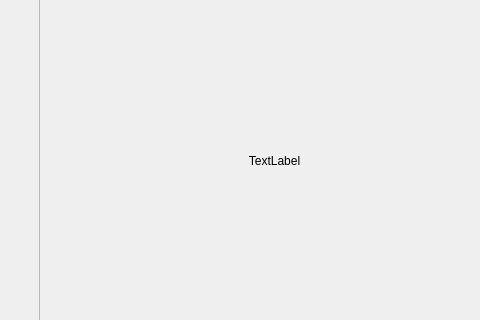
Before: the Qt Designer form mainwindow.ui in TTTrails/SoftWare_Management, drawn with Qt 5; both pictures show x 0 to 480 and y 255 to 575 of the 803 by 728 pixel window.
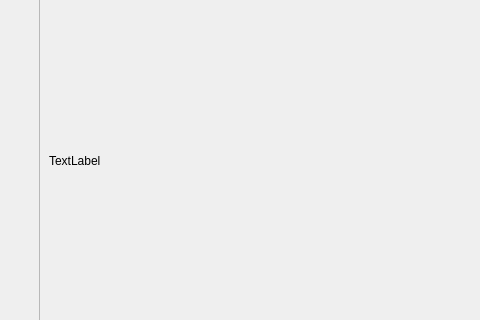
After: the same form once the commit is applied. Icons and pictures are not drawn.

Patch:
```diff
--- a/mainwindow.ui
+++ b/mainwindow.ui
@@ -238,7 +238,7 @@
          <bool>false</bool>
         </property>
         <property name="alignment">
-         <set>Qt::AlignCenter</set>
+         <set>Qt::AlignLeading|Qt::AlignLeft|Qt::AlignVCenter</set>
         </property>
        </widget>
       </item>
```
